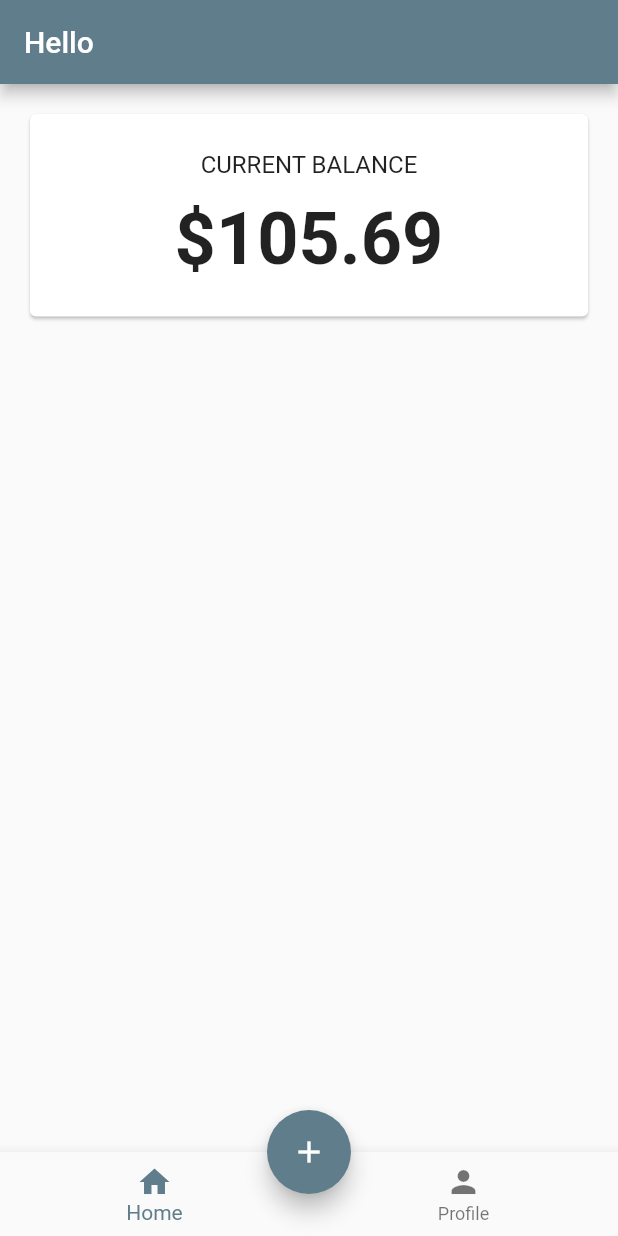
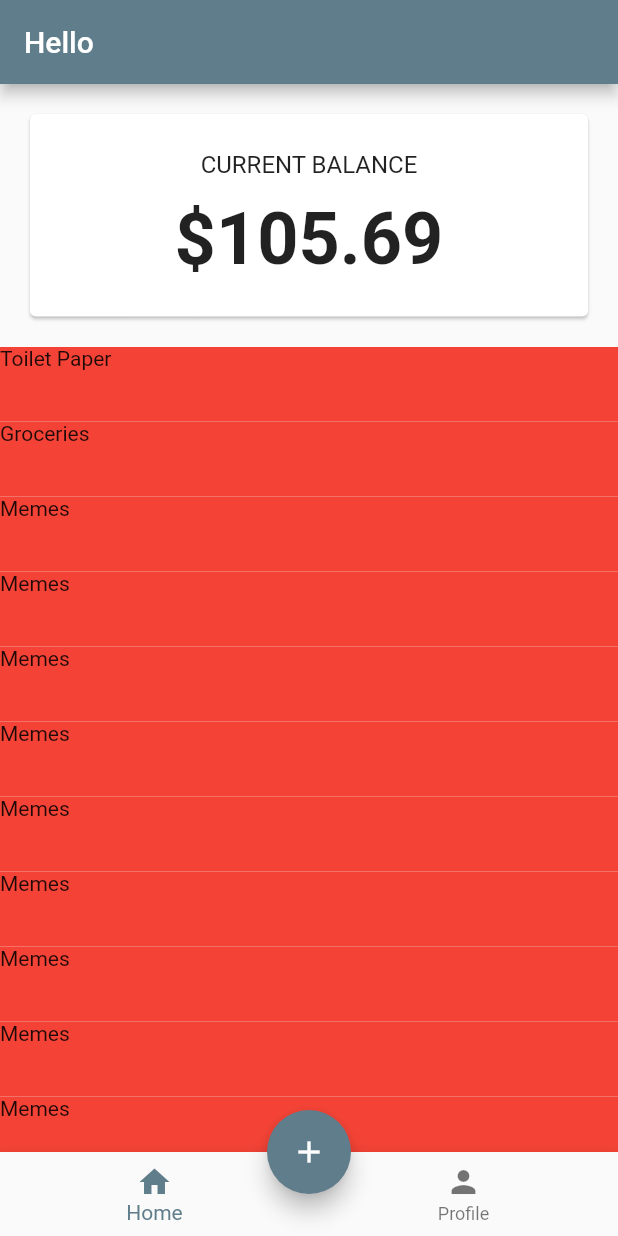
Before and after one commit to kungpaogao/nyf-mobile, a Flutter app: the screen it shows after launch, on a phone screen of 412 x 824 dp. Run offline on Flutter 3.47's test engine with Material 2 defaults, Android fonts, the phone set to English and light mode, and no system bars.

Commit message:
Added basic ListView

```diff
--- /dev/null
+++ b/lib/components/transaction_list.dart
@@ -0,0 +1,54 @@
+import 'package:flutter/material.dart';
+
+class TransactionList extends StatefulWidget {
+  TransactionList({Key key}) : super(key: key);
+
+  @override
+  _TransactionListState createState() => _TransactionListState();
+}
+
+class _TransactionListState extends State<TransactionList> {
+  List<String> entries = <String>[
+    "Toilet Paper",
+    "Groceries",
+    "Memes",
+    "Memes",
+    "Memes",
+    "Memes",
+    "Memes",
+    "Memes",
+    "Memes",
+    "Memes",
+    "Memes",
+    "Memes",
+    "Memes",
+    "Memes",
+    "Memes",
+    "Memes",
+    "Memes",
+    "Memes",
+    "Memes",
+    "Memes",
+    "Memes",
+    "Memes",
+    "Memes",
+    "Memes",
+    "Memes",
+  ];
+
+  @override
+  Widget build(BuildContext context) {
+    return Container(
+      child: ListView.builder(
+        itemCount: entries.length,
+        itemBuilder: (BuildContext context, int index) {
+          return Container(
+            height: 50,
+            color: Colors.red,
+            child: Text('${entries[index]}'),
+          );
+        },
+      ),
+    );
+  }
+}
--- a/lib/pages/home.dart
+++ b/lib/pages/home.dart
@@ -1,6 +1,7 @@
 import 'package:flutter/material.dart';
 import 'package:flutter/cupertino.dart';
 import 'package:nyf_mobile/components/balance_card.dart';
+import 'package:nyf_mobile/components/transaction_list.dart';
 
 class HomePage extends StatelessWidget {
   @override
@@ -15,6 +16,9 @@ class HomePage extends StatelessWidget {
           padding: EdgeInsets.all(16.0),
           child: BalanceCard(),
         ),
+        Expanded(
+          child: TransactionList(),
+        ),
       ],
     );
   }
```
Also changed, not shown: 1 other file.
